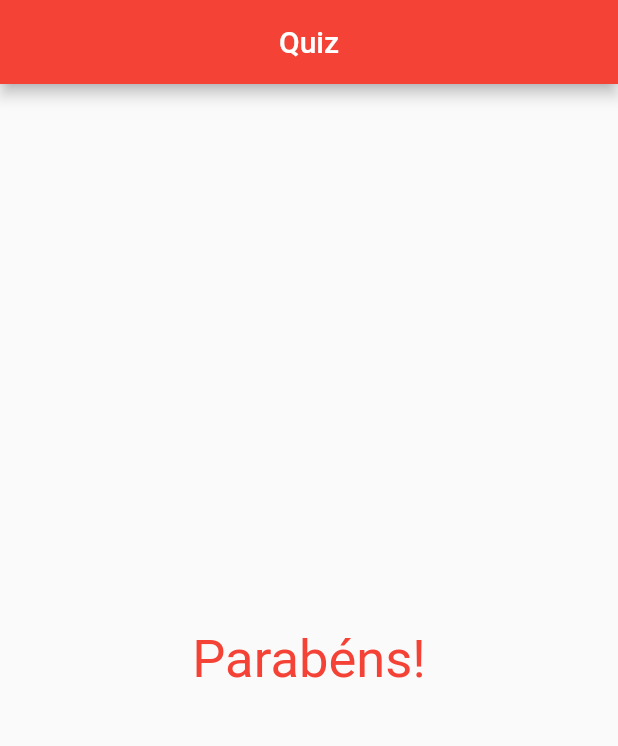
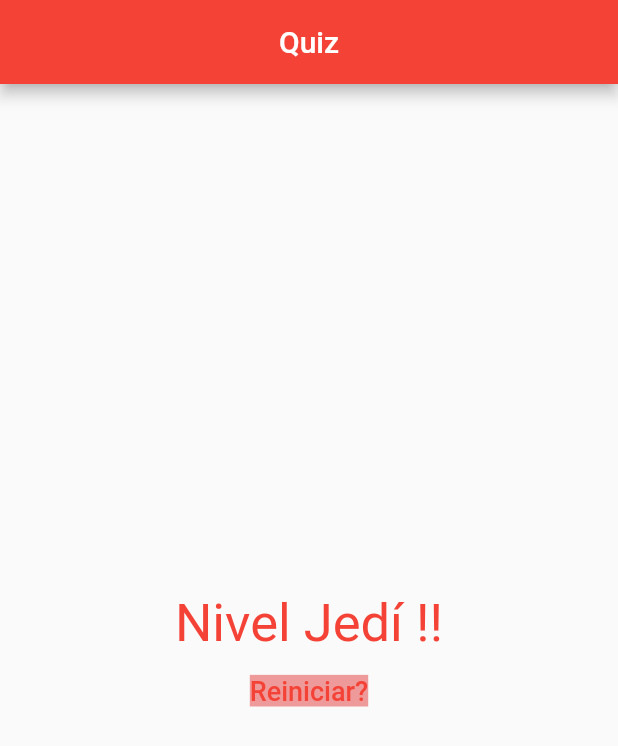
Before and after one commit to Matheus-o-alves/Curso_Flutter_cod3r, a Flutter app: the screen it shows after launch, after a tap on "Dart", after a tap on "Flutter", after a tap on "Vim", on a phone screen of 412 x 824 dp. Shown: the top 746 px of the screen. Run offline on Flutter 3.47's test engine with Material 2 defaults, Android fonts, the phone set to English and light mode, and no system bars.

Commit message:
last commit

```diff
--- a/quizApp/lib/main.dart
+++ b/quizApp/lib/main.dart
@@ -1,34 +1,58 @@
 import 'package:flutter/material.dart';
 import 'package:quizApp/result.dart';
-import './questao.dart';
-import './resposta.dart';
+import './questionario.dart';
+import './result.dart';
 
 void main() => runApp(Quiz());
 
 class _QuizState extends State<Quiz> {
+  // bool perguntaSelect;
   var _perguntaSelect = 0;
+  var _pontuacaoTotal = 0;
 
   final List<Map<String, Object>> _perguntas = const [
     {
       'texto': 'Qual sua linguagem de programação preferida ?',
-      'respostas': ['Dart', 'C++', 'JavaScript', 'Python']
+      'respostas': [
+        {'texto': 'Dart', 'pontuacao': 10},
+        {'texto': 'C++', 'pontuacao': 9},
+        {'texto': 'JavaScript', 'pontuacao': 7},
+        {'texto': 'Python', 'pontuacao': 8},
+      ],
     },
     {
       'texto': 'Qual seu framework favorito?',
-      'respostas': ['Flutter', 'React Native', 'Xamarin', 'Ionic']
+      'respostas': [
+        {'texto': 'Flutter', 'pontuacao': 10},
+        {'texto': 'React Native', 'pontuacao': 8},
+        {'texto': 'Xamarin', 'pontuacao': 7},
+        {'texto': 'Ionic', 'pontuacao': 6},
+      ]
     },
     {
       'texto': 'Qual sua IDE preferida?',
-      'respostas': ['Vscode', 'Vim', 'Android Studio']
+      'respostas': [
+        {'texto': 'Vscode', 'pontuacao': 10},
+        {'texto': 'Vim', 'pontuacao': 15},
+        {'texto': 'Android Studio', 'pontuacao': 5},
+      ]
     },
   ];
 
-  void _responder() {
+  void _responder(int pontuacao) {
     if (perguntaSelectReal) {
       setState(() {
         _perguntaSelect++;
+        _pontuacaoTotal += pontuacao;
       });
     }
+  }
+
+  void _reiniciarQuestionario() {
+    setState(() {
+      _perguntaSelect = 0;
+      _pontuacaoTotal = 0;
+    });
   }
 
   bool get perguntaSelectReal {
@@ -37,9 +61,6 @@ class _QuizState extends State<Quiz> {
 
   @override
   Widget build(BuildContext context) {
-    List<String> respostas =
-        perguntaSelectReal ? _perguntas[_perguntaSelect]['respostas'] : null;
-
     // for (String textQuest in respostas) {
     //   widget.add(Resposta(textQuest, _responder));
     // }
@@ -53,13 +74,12 @@ class _QuizState extends State<Quiz> {
             centerTitle: true,
           ),
           body: perguntaSelectReal
-              ? Column(
-                  children: <Widget>[
-                    Questao(_perguntas[_perguntaSelect]['texto']),
-                    ...respostas.map((t) => Resposta(t, _responder)).toList(),
-                  ],
+              ? Questionario(
+                  perguntas: _perguntas,
+                  perguntaSelect: _perguntaSelect,
+                  quandoresponder: _responder,
                 )
-              : Resultado()),
+              : Resultado(_pontuacaoTotal, _reiniciarQuestionario)),
     );
   }
 }
--- /dev/null
+++ b/quizApp/lib/questionario.dart
@@ -0,0 +1,37 @@
+import 'package:flutter/material.dart';
+import './questao.dart';
+import './resposta.dart';
+
+class Questionario extends StatelessWidget {
+  final List<Map<String, Object>> perguntas;
+  final int perguntaSelect;
+  final void Function(int) quandoresponder;
+  Questionario({
+    @required this.perguntas,
+    @required this.perguntaSelect,
+    @required this.quandoresponder,
+  });
+
+  bool get perguntaSelectReal {
+    return perguntaSelect < perguntas.length;
+  }
+
+  @override
+  Widget build(BuildContext context) {
+    List<Map<String, Object>> respostas = (perguntaSelectReal
+        ? perguntas[perguntaSelect]['respostas']
+        : null) as List<Map<String, Object>>;
+
+    return Column(
+      children: <Widget>[
+        Questao(perguntas[perguntaSelect]['texto']),
+        ...respostas.map((resp) {
+          return Resposta(
+            resp['texto'],
+            () => quandoresponder(resp['pontuacao']),
+          );
+        }).toList(),
+      ],
+    );
+  }
+}
--- a/quizApp/lib/resposta.dart
+++ b/quizApp/lib/resposta.dart
@@ -3,9 +3,9 @@ import './main.dart';
 import './questao.dart';
 
 class Resposta extends StatelessWidget {
-  final String resposta;
+  final String texto;
   final void Function() onSelect;
-  Resposta(this.resposta, this.onSelect);
+  Resposta(this.texto, this.onSelect);
 
   @override
   Widget build(BuildContext context) {
@@ -14,7 +14,7 @@ class Resposta extends StatelessWidget {
       child: RaisedButton(
         textColor: Colors.white,
         color: Colors.red[400],
-        child: Text(resposta),
+        child: Text(texto),
         onPressed: onSelect,
       ),
     );
--- a/quizApp/lib/result.dart
+++ b/quizApp/lib/result.dart
@@ -1,19 +1,49 @@
 import 'package:flutter/material.dart';
 
 class Resultado extends StatelessWidget {
-  String result = 'Parabens!';
+  final int pontuacao;
+  final void Function() quandoReiniciarQuestionario;
+  Resultado(this.pontuacao, this.quandoReiniciarQuestionario);
+  String get fraseResultado {
+    if (pontuacao < 8) {
+      return 'Parabéns!!';
+    } else if (pontuacao < 12) {
+      return 'Você mandou bem!!';
+    } else if (pontuacao < 16) {
+      return 'Incrivel';
+    } else {
+      return 'Nivel Jedí !!';
+    }
+  }
+
   @override
   Widget build(BuildContext context) {
-    return Center(
+    return Column(
+      mainAxisAlignment: MainAxisAlignment.center,
+      children: <Widget>[
+        Center(
           child: Container(
             child: Text(
-          'Parabéns!',
+              fraseResultado,
               style: TextStyle(
                 fontSize: 35,
                 color: Colors.red,
               ),
             ),
           ),
+        ),
+        FlatButton(
+          child: Text(
+            'Reiniciar?',
+            style: TextStyle(
+              fontSize: 18,
+              backgroundColor: Colors.red[200],
+            ),
+          ),
+          textColor: Colors.red,
+          onPressed: quandoReiniciarQuestionario,
+        )
+      ],
     );
   }
 }
```
Lines whose indentation alone changed are shown as unchanged.
